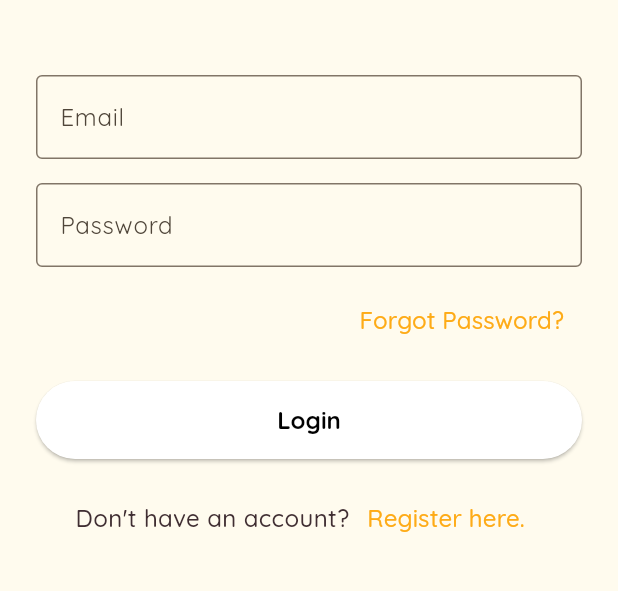
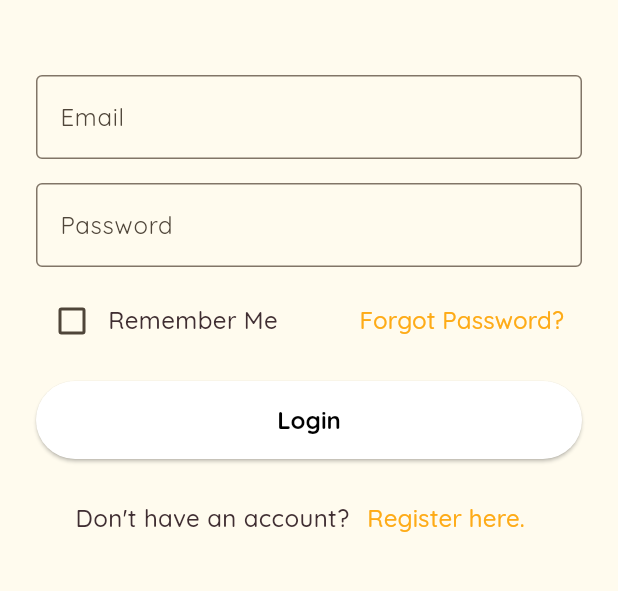
Before and after one commit to HenryTheNewbie/pawpal_application, a Flutter app: the screen it shows after launch, on a phone screen of 412 x 824 dp, the part 495-1086 px from its top. Run offline on Flutter 3.47's test engine with Material 3 defaults, Android fonts, the phone set to English and light mode, and no system bars; our stand-ins replace firebase_auth, firebase_core, firebase_database, shared_preferences; accounts and stored records are empty.

Commit message:
Commit #5 - Implemented Forgot Password functionality using Firebase Authentication. - Added "Remember Me" feature with SharedPreferences for persistent login. - Created a placeholder discovery_screen.dart as the initial post-login screen.

```diff
--- a/lib/routes/routes.dart
+++ b/lib/routes/routes.dart
@@ -3,10 +3,16 @@
 import 'package:flutter/material.dart';
 import '../screens/login_screen.dart';
 import '../screens/register_screen.dart';
+import '../screens/discovery_screen.dart';
+import '../screens/forgot_password_screen.dart';
+import '../screens/email_verification_screen.dart';
 
 class AppRoutes {
   static const String login = '/login';
   static const String register = '/register';
+  static const String discovery = '/discovery';
+  static const String forgotPassword = '/forgot-password';
+  static const String emailVerification = '/email-verification';
 
   static Route<dynamic> generateRoute(RouteSettings settings) {
     switch (settings.name) {
@@ -14,6 +20,12 @@ class AppRoutes {
         return MaterialPageRoute(builder: (_) => const LoginScreen());
       case register:
         return MaterialPageRoute(builder: (_) => const RegisterScreen());
+      case discovery:
+        return MaterialPageRoute(builder: (_) => const DiscoveryScreen());
+      case forgotPassword:
+        return MaterialPageRoute(builder: (_) => const ForgotPasswordScreen());
+      case emailVerification:
+        return MaterialPageRoute(builder: (_) => const EmailVerificationScreen());
 
       default:
         return MaterialPageRoute(
--- a/lib/screens/login_screen.dart
+++ b/lib/screens/login_screen.dart
@@ -5,9 +5,90 @@ import 'package:firebase_database/firebase_database.dart';
 import '../firebase_options.dart';
 import '../theme/theme.dart';
 import '../routes/routes.dart';
+import 'package:shared_preferences/shared_preferences.dart';
 
-class LoginScreen extends StatelessWidget {
+class LoginScreen extends StatefulWidget {
   const LoginScreen({super.key});
+
+  @override
+  State<LoginScreen> createState() => _LoginScreenState();
+}
+
+class _LoginScreenState extends State<LoginScreen> {
+  final _emailController = TextEditingController();
+  final _passwordController = TextEditingController();
+
+  bool _rememberMe = false;
+
+  String? _error;
+  bool _isLoading = false;
+
+  @override
+  void initState() {
+    super.initState();
+    _checkLoginStatus();
+  }
+
+  Future<void> _checkLoginStatus() async {
+    final prefs = await SharedPreferences.getInstance();
+    final isLoggedIn = prefs.getBool('isLoggedIn') ?? false;
+
+    if (isLoggedIn && mounted) {
+      Navigator.pushReplacementNamed(context, AppRoutes.discovery);
+    }
+  }
+
+  Future<void> _loginUser() async {
+    final email = _emailController.text.trim();
+    final password = _passwordController.text.trim();
+
+    if (email.isEmpty || password.isEmpty) {
+      setState(() {
+        _error = 'Please enter both email and password.';
+      });
+      return;
+    }
+
+    setState(() {
+      _isLoading = true;
+      _error = null;
+    });
+
+    try {
+      await FirebaseAuth.instance.signInWithEmailAndPassword(
+        email: email,
+        password: password,
+      );
+
+      final prefs = await SharedPreferences.getInstance();
+      await prefs.setBool('isLoggedIn', true);
+
+      if (mounted) {
+        Navigator.pushReplacementNamed(context, AppRoutes.discovery);
+      }
+    } on FirebaseAuthException catch (e) {
+      setState(() {
+        _error = e.message ?? 'Login failed.';
+      });
+    } catch (e) {
+      setState(() {
+        _error = 'An unexpected error occurred.';
+      });
+    } finally {
+      if (mounted) {
+        setState(() {
+          _isLoading = false;
+        });
+      }
+    }
+  }
+
+  @override
+  void dispose() {
+    _emailController.dispose();
+    _passwordController.dispose();
+    super.dispose();
+  }
 
   @override
   Widget build(BuildContext context) {
@@ -23,54 +104,82 @@ class LoginScreen extends StatelessWidget {
             child: Column(
               mainAxisSize: MainAxisSize.min,
               children: [
-                // Logo
                 Image.asset(
                   'assets/images/pawpal_logo_full.png',
                   height: size.height * 0.25,
                 ),
                 const SizedBox(height: 50),
 
-                // Email Field
+                if (_error != null) ...[
+                  Text(
+                    _error!,
+                    style: const TextStyle(color: Colors.red),
+                  ),
+                  const SizedBox(height: 16),
+                ],
+
                 TextField(
+                  controller: _emailController,
                   keyboardType: TextInputType.emailAddress,
-                  decoration: InputDecoration(
+                  decoration: const InputDecoration(
                     labelText: 'Email',
-                    border: const OutlineInputBorder(),
+                    border: OutlineInputBorder(),
                   ),
                 ),
                 const SizedBox(height: 16),
 
-                // Password Field
                 TextField(
+                  controller: _passwordController,
                   obscureText: true,
-                  decoration: InputDecoration(
+                  decoration: const InputDecoration(
                     labelText: 'Password',
-                    border: const OutlineInputBorder(),
+                    border: OutlineInputBorder(),
                   ),
                 ),
                 const SizedBox(height: 12),
 
-                // Forgot Password
-                Align(
-                  alignment: Alignment.centerRight,
-                  child: TextButton(
+                Row(
+                  mainAxisAlignment: MainAxisAlignment.spaceBetween,
+                  children: [
+                    Row(
+                      children: [
+                        Checkbox(
+                          value: _rememberMe,
+                          onChanged: (value) {
+                            setState(() {
+                              _rememberMe = value ?? false;
+                            });
+                          },
+                          activeColor: theme.colorScheme.primary,
+                        ),
+                        const Text(
+                          'Remember Me',
+                          style: TextStyle(
+                            fontSize: 16,
+                            fontFamily: 'Quicksand',
+                            fontWeight: FontWeight.w500,
+                          ),
+                        ),
+                      ],
+                    ),
+                    TextButton(
                       onPressed: () {
-                      // Navigate to Forgot Password
+                        Navigator.pushNamed(context, AppRoutes.forgotPassword);
                       },
                       child: Text(
                         'Forgot Password?',
                         style: TextStyle(
                           color: theme.colorScheme.primary,
                           fontSize: 16,
-                        fontFamily: 'Quicksand', // Custom font
-                        fontWeight: FontWeight.w500, // Medium weight
+                          fontFamily: 'Quicksand',
+                          fontWeight: FontWeight.w500,
                         ),
                       ),
                     ),
+                  ],
                 ),
                 const SizedBox(height: 16),
 
-                // Login Button
                 SizedBox(
                   width: double.infinity,
                   child: ElevatedButton(
@@ -79,7 +188,7 @@ class LoginScreen extends StatelessWidget {
                       foregroundColor: Colors.black,
                       padding: const EdgeInsets.symmetric(vertical: 16),
                       shape: RoundedRectangleBorder(
-                        borderRadius: BorderRadius.circular(50), // More rounded corners
+                        borderRadius: BorderRadius.circular(50),
                       ),
                       textStyle: const TextStyle(
                         fontSize: 16,
@@ -87,15 +196,22 @@ class LoginScreen extends StatelessWidget {
                         fontWeight: FontWeight.bold,
                       ),
                     ),
-                    onPressed: () {
-                      // Handle login
-                    },
-                    child: const Text('Login'),
+                    onPressed: _isLoading ? null : _loginUser,
+                    child: _isLoading
+                        ? const SizedBox(
+                      height: 20,
+                      width: 20,
+                      child: CircularProgressIndicator(
+                          strokeWidth: 2,
+                          valueColor:
+                          AlwaysStoppedAnimation<Color>(Colors.black),
+                      ),
+                    )
+                        : const Text('Login'),
                   ),
                 ),
                 const SizedBox(height: 16),
 
-                // Register prompt
                 Row(
                   mainAxisAlignment: MainAxisAlignment.center,
                   children: [
@@ -121,7 +237,7 @@ class LoginScreen extends StatelessWidget {
                       ),
                     ),
                   ],
-                )
+                ),
               ],
             ),
           ),
--- a/pubspec.yaml
+++ b/pubspec.yaml
@@ -38,6 +38,7 @@ dependencies:
   firebase_storage: ^12.0.0
   firebase_auth: ^5.5.3
   firebase_database: ^11.3.5
+  shared_preferences: ^2.5.3
 
 dev_dependencies:
   flutter_test:
```
Also changed, not shown: lib/screens/discovery_screen.dart (added, +41 -0 lines), lib/screens/email_verification_screen.dart (added, +80 -0 lines), lib/screens/forgot_password_screen.dart (added, +159 -0 lines), pubspec.lock. Lines whose indentation alone changed are shown as unchanged.
